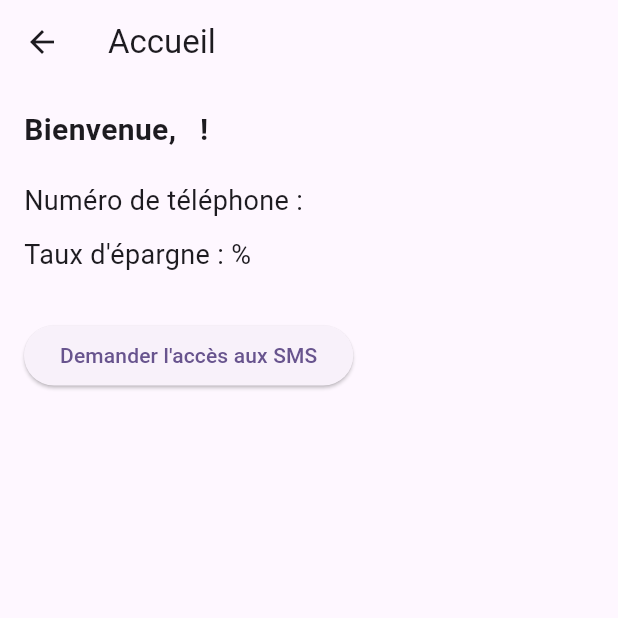
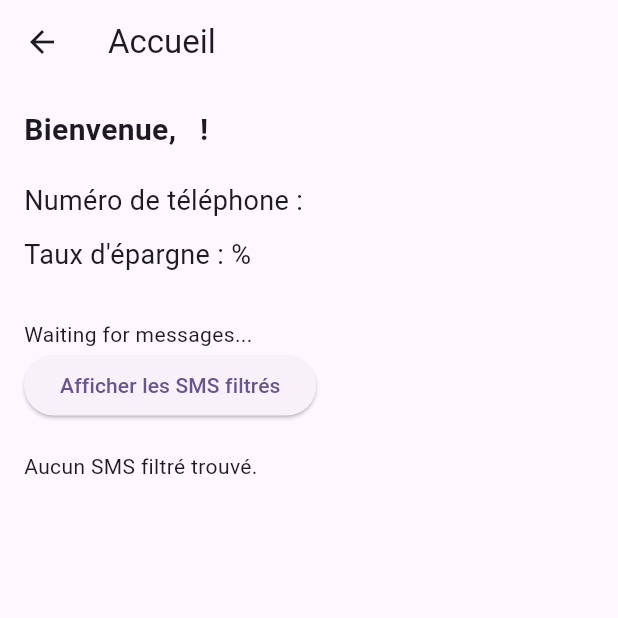
Before and after one commit to AndyKMG/save_money, a Flutter app: the Home screen opened directly with empty values, on a phone screen of 412 x 824 dp, the top half of it. Run offline on Flutter 3.47's test engine with Material 3 defaults, Android fonts, the phone set to English and light mode, and no system bars; our stand-ins replace permission_handler, sqflite; missing offline and left inert: flutter_sms_inbox, sms_receiver; accounts and stored records are empty.

Commit message:
Add files via upload

```diff
--- a/lib/views/home.dart
+++ b/lib/views/home.dart
@@ -1,53 +1,110 @@
+import 'dart:async';
+
 import 'package:flutter/material.dart';
+import 'package:flutter_sms_inbox/flutter_sms_inbox.dart';
 import 'package:permission_handler/permission_handler.dart';
+import 'package:sms_receiver/sms_receiver.dart';
 
-class Home extends StatelessWidget {
+class Home extends StatefulWidget {
   final Map<String, dynamic> user;
 
-  const Home({Key? key, required this.user}) : super(key: key);
+  const Home({super.key, required this.user});
 
-  Future<void> requestSmsPermission(BuildContext context) async {
-    final status = await Permission.sms.request(); // Demande la permission SMS
+  @override
+  _HomeState createState() => _HomeState();
+}
 
+class _HomeState extends State<Home> {
+  final SmsQuery _query = SmsQuery();
+  List<SmsMessage> _filteredMessages = [];
+  String? _textContent = 'Waiting for messages...';
+  SmsReceiver? _smsReceiver;
+  late Timer _timer;
+  @override
+  void initState() {
+    super.initState();
+    _requestSmsPermission();
+    _smsReceiver = SmsReceiver(onSmsReceived, onTimeout: onTimeout);
+
+    _timer = Timer.periodic(Duration(seconds: 5), (timer) {
+      _startListening(); // This will run every second.
+    });
+  }
+
+  void onSmsReceived(String? message) {
+    // Afficher un message de succès ou de redirection
+    ScaffoldMessenger.of(context).showSnackBar(
+      SnackBar(content: Text(" onSmsReceived message ")),
+    );
+    print(" onSmsReceived message");
+    setState(() {
+      _textContent = message;
+    });
+  }
+
+  void onTimeout() {
+    setState(() {
+      _textContent = 'Timeout!!!';
+    });
+  }
+
+  void _startListening() async {
+    print("_startListening was called ");
+    if (_smsReceiver == null) return;
+    await _smsReceiver?.startListening();
+    setState(() {
+      _textContent = 'Waiting for messages...';
+    });
+  }
+
+  void _stopListening() async {
+    if (_smsReceiver == null) return;
+    await _smsReceiver?.stopListening();
+    setState(() {
+      _textContent = 'Listener Stopped';
+    });
+  }
+
+  Future<void> _requestSmsPermission() async {
+    var status = await Permission.sms.status;
     if (status.isGranted) {
+      _fetchSmsMessages();
+    } else if (status.isDenied) {
+      if (await Permission.sms.request().isGranted) {
+        _fetchSmsMessages();
+      } else {
+        ScaffoldMessenger.of(context).showSnackBar(
+          const SnackBar(
+              content: Text('Permission refusée pour accéder aux SMS.')),
+        );
+      }
+    } else if (status.isPermanentlyDenied) {
       ScaffoldMessenger.of(context).showSnackBar(
-        SnackBar(content: Text('Permission accordée pour accéder aux SMS.')),
-      );
-    } else if (status.isDenied) {
-      ScaffoldMessenger.of(context).showSnackBar(
-        SnackBar(content: Text('Permission refusée.')),
-      );
-    } else if (status.isPermanentlyDenied) {
-      // Redirige l'utilisateur vers les paramètres
-      showDialog(
-        context: context,
-        builder: (context) => AlertDialog(
-          title: Text('Permission refusée définitivement'),
-          content: Text(
-            'Veuillez accorder l\'accès aux SMS dans les paramètres.',
-          ),
-          actions: [
-            TextButton(
-              onPressed: () => Navigator.of(context).pop(),
-              child: Text('Annuler'),
-            ),
-            TextButton(
-              onPressed: () {
-                openAppSettings(); // Ouvre les paramètres de l'application
-              },
-              child: Text('Ouvrir les paramètres'),
-            ),
-          ],
-        ),
+        const SnackBar(
+            content: Text(
+                'Permission refusée définitivement. Veuillez accorder l\'accès aux SMS dans les paramètres.')),
       );
     }
+  }
+
+  Future<void> _fetchSmsMessages() async {
+    List<SmsMessage> messages = await _query.querySms(
+      kinds: [SmsQueryKind.inbox],
+    );
+    setState(() {
+      _filteredMessages = messages
+          .where((message) =>
+              message.body != null &&
+              message.body!.startsWith("Transfert effectue pour"))
+          .toList();
+    });
   }
 
   @override
   Widget build(BuildContext context) {
     return Scaffold(
       appBar: AppBar(
-        title: Text('Accueil'),
+        title: const Text('Accueil'),
       ),
       body: Padding(
         padding: const EdgeInsets.all(16.0),
@@ -55,23 +112,39 @@ class Home extends StatelessWidget {
           crossAxisAlignment: CrossAxisAlignment.start,
           children: [
             Text(
-              'Bienvenue, ${user['prenom']} ${user['nom']} !',
-              style: TextStyle(fontSize: 20, fontWeight: FontWeight.bold),
+              'Bienvenue, ${widget.user['prenom']} ${widget.user['nom']} !',
+              style: const TextStyle(fontSize: 20, fontWeight: FontWeight.bold),
             ),
-            SizedBox(height: 20),
+            const SizedBox(height: 20),
             Text(
-              'Numéro de téléphone : ${user['numero']}',
-              style: TextStyle(fontSize: 18),
+              'Numéro de téléphone : ${widget.user['numero']}',
+              style: const TextStyle(fontSize: 18),
             ),
-            SizedBox(height: 10),
+            const SizedBox(height: 10),
             Text(
-              'Taux d\'épargne : ${user['taux']}%',
-              style: TextStyle(fontSize: 18),
+              'Taux d\'épargne : ${widget.user['taux']}%',
+              style: const TextStyle(fontSize: 18),
             ),
-            SizedBox(height: 30),
+            const SizedBox(height: 30),
+            Text(_textContent ?? 'empty'),
             ElevatedButton(
-              onPressed: () => requestSmsPermission(context), // Demande de permission
-              child: Text('Demander l\'accès aux SMS'),
+              onPressed: _fetchSmsMessages,
+              child: const Text('Afficher les SMS filtrés'),
+            ),
+            const SizedBox(height: 20),
+            Expanded(
+              child: _filteredMessages.isEmpty
+                  ? const Text('Aucun SMS filtré trouvé.')
+                  : ListView.builder(
+                      itemCount: _filteredMessages.length,
+                      itemBuilder: (context, index) {
+                        final message = _filteredMessages[index];
+                        return ListTile(
+                          title: Text(message.body ?? ""),
+                          subtitle: Text(message.date.toString()),
+                        );
+                      },
+                    ),
             ),
           ],
         ),
```
